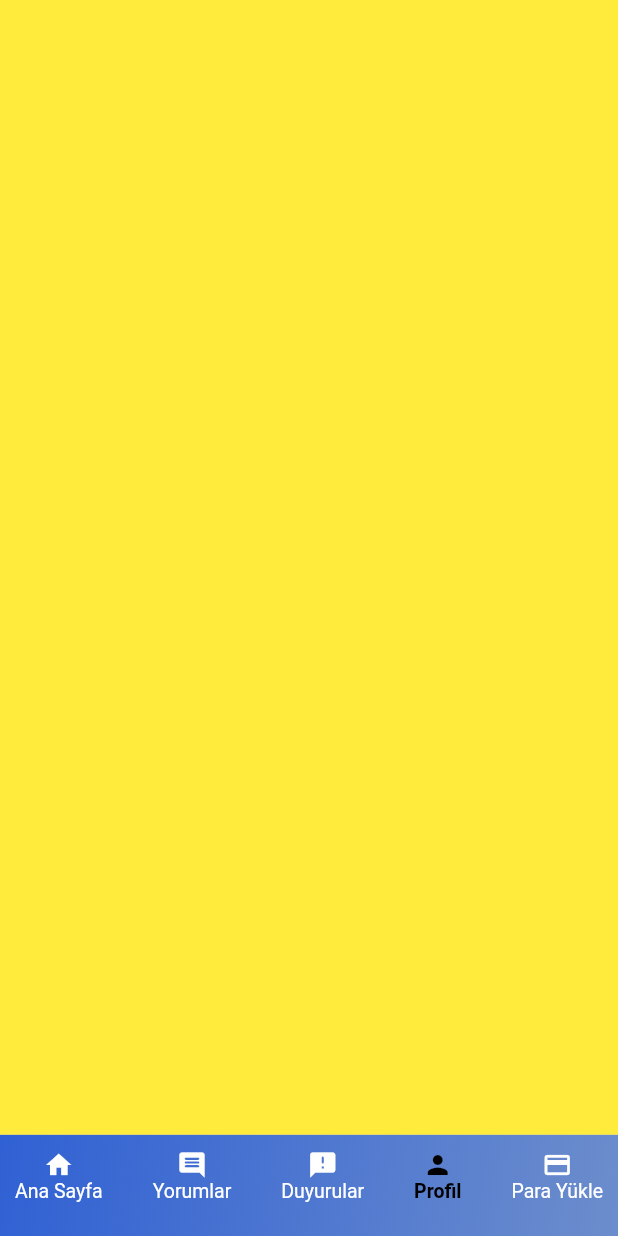
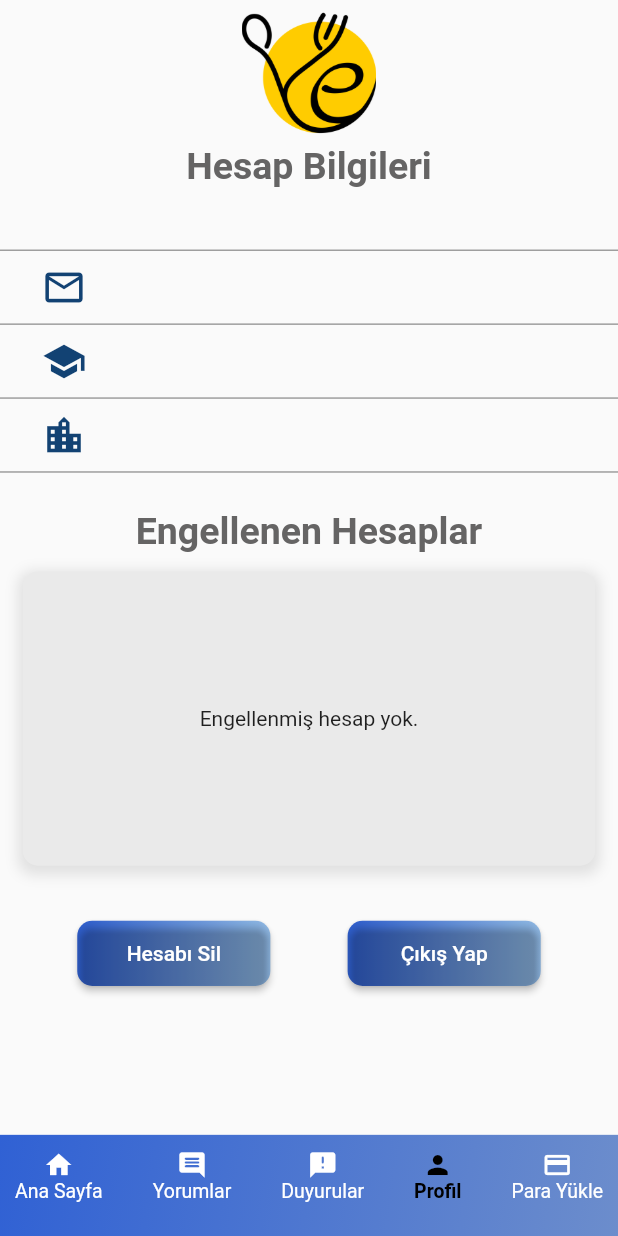
Before and after one commit to diksed/yeye, a Flutter app: the screen it shows once a user with an empty profile is signed in, swiped to page 4, on a phone screen of 412 x 824 dp. Run offline on Flutter 3.47's test engine with Material 2 defaults, Android fonts, the phone set to English and light mode, and no system bars; our stand-ins replace cloud_firestore, firebase_auth, firebase_core, flutter_rating_bar, get; accounts and stored records are empty.

Commit message:
ProfileScreen added

```diff
--- a/lib/Constants/app_texts.dart
+++ b/lib/Constants/app_texts.dart
@@ -69,6 +69,7 @@ class AccountActions {
       "Hesabınızı silmek istediğinize emin misiniz?";
   static const String accept = "Kabul ediyorum.";
   static const String userAgreement = "Kullanıcı sözleşmesini";
+  static const String noBlockedAccount = "Engellenmiş hesap yok.";
 }
 
 class WarningMessages {
@@ -116,6 +117,7 @@ class WarningMessages {
   static const String registrationFailed = "Kayıt olma işlemi başarısız oldu.";
   static const String emailAlreadyExists =
       "Bu e-mail adresi zaten kullanılıyor.";
+      static const String noInformation = "Bilgi bulunamadı!";
 }
 
 class TitleMessages {
@@ -142,7 +144,6 @@ class BottomNavBarMessages {
   static const String comments = 'Yorumlar';
   static const String loadMoney = 'Para Yükle';
   static const String announcements = 'Duyurular';
-  static const String logout = 'Çıkış Yap';
   static const String profile = 'Profil';
 }
 
--- a/lib/Screens/Account/VerifyEmail/verify_email_screen.dart
+++ b/lib/Screens/Account/VerifyEmail/verify_email_screen.dart
@@ -5,7 +5,7 @@ import 'package:yeye/Constants/app_texts.dart';
 import 'package:yeye/Screens/Account/VerifyEmail/verify_email_controller.dart';
 import 'package:yeye/Screens/Account/Widgets/Buttons/login_register_button.dart';
 import 'package:yeye/Screens/Account/Widgets/TextFields/check_spam_text.dart';
-import 'package:yeye/Screens/Menu/menu_screen.dart';
+import 'package:yeye/Widgets/BottomNavBar/bottom_nav_bar.dart';
 
 import '../../../Common/display_size.dart';
 import '../../../Common/logo_box.dart';
@@ -24,7 +24,7 @@ class _VerifyEmailScreenState extends State<VerifyEmailScreen> {
   @override
   Widget build(BuildContext context) => Obx(
         () => controller.isEmailVerified.value
-            ? const MenuScreen()
+            ? BottomNavBar()
             : Scaffold(
                 resizeToAvoidBottomInset: false,
                 body: SingleChildScrollView(
--- /dev/null
+++ b/lib/Screens/Profile/Widgets/blocked_accounts_builder.dart
@@ -0,0 +1,35 @@
+import 'package:flutter/material.dart';
+import 'package:get/get.dart';
+import 'package:yeye/Constants/app_texts.dart';
+import 'package:yeye/Screens/Comments/Widgets/Comments/comment_email_fixer.dart';
+
+StreamBuilder blockedAccountBuilder(Stream<dynamic>? stream,
+    RxList<String> blockedAccounts, Function unblockAccount) {
+  return StreamBuilder(
+    stream: stream,
+    builder: (context, snapshot) {
+      if (!snapshot.hasData) {
+        return Image.asset(AppTexts.loadingImage);
+      } else {
+        if (blockedAccounts.isEmpty) {
+          return const Center(child: Text(AccountActions.noBlockedAccount));
+        } else {
+          return ListView.builder(
+            itemCount: blockedAccounts.length,
+            itemBuilder: (context, index) {
+              return ListTile(
+                iconColor: Colors.green,
+                title: Text(shortenEmail(blockedAccounts[index])),
+                trailing: IconButton(
+                    onPressed: () async {
+                      unblockAccount(index);
+                    },
+                    icon: const Icon(Icons.lock_open_outlined)),
+              );
+            },
+          );
+        }
+      }
+    },
+  );
+}
--- /dev/null
+++ b/lib/Screens/Profile/Widgets/profile_info_builder.dart
@@ -0,0 +1,22 @@
+import 'package:flutter/material.dart';
+import 'package:yeye/Constants/app_texts.dart';
+
+import 'profile_info_row.dart';
+
+StreamBuilder<dynamic> profileInfoStreamBuilder(
+    Stream<dynamic>? stream, IconData icon, String info) {
+  return StreamBuilder<dynamic>(
+    stream: stream,
+    builder: (context, snapshot) {
+      if (snapshot.hasData) {
+        return profileInfoRow(snapshot.data[info], icon);
+      } else if (snapshot.connectionState == ConnectionState.waiting) {
+        return const Center(
+            child: SizedBox(
+                height: 30, child: Center(child: CircularProgressIndicator())));
+      } else {
+        return const Text(WarningMessages.noInformation);
+      }
+    },
+  );
+}
--- /dev/null
+++ b/lib/Screens/Profile/profile_screen.dart
@@ -0,0 +1,85 @@
+import 'package:flutter/material.dart';
+import 'package:get/get.dart';
+import 'package:yeye/Common/box_decorations.dart';
+import 'package:yeye/Common/logo_box.dart';
+import 'package:yeye/Common/text_styles.dart';
+import 'package:yeye/Constants/app_colors.dart';
+import 'package:yeye/Constants/app_texts.dart';
+import 'package:yeye/Screens/Account/Widgets/Buttons/login_register_button.dart';
+import 'package:yeye/Screens/Comments/Widgets/MakeComment/line_in_comment_card.dart';
+import 'package:yeye/Screens/Profile/Widgets/profile_info_builder.dart';
+import 'package:yeye/Screens/Profile/profile_controller.dart';
+
+import '../../Widgets/AlertDialog/alert_dialogs.dart';
+import 'Widgets/blocked_accounts_builder.dart';
+
+class ProfileScreen extends StatefulWidget {
+  const ProfileScreen({super.key});
+
+  @override
+  State<ProfileScreen> createState() => _ProfileScreenState();
+}
+
+class _ProfileScreenState extends State<ProfileScreen> {
+  final ProfileController controller = Get.put(ProfileController());
+
+  @override
+  void initState() {
+    super.initState();
+    controller.fetchProfileData();
+  }
+
+  @override
+  Widget build(BuildContext context) {
+    return SafeArea(
+        child: Scaffold(
+      body: Column(
+        children: [
+          LogoSizedBox(height: Get.height / 3, width: Get.height / 3),
+          Text(TitleMessages.accountInfo, style: titleTextStyle()),
+          SizedBox(height: Get.height / 20),
+          LineInCommentCard(color: Colors.grey, width: Get.width),
+          profileInfoStreamBuilder(controller.profileData.stream,
+              Icons.mail_outline_outlined, 'email'),
+          LineInCommentCard(color: Colors.grey, width: Get.width),
+          profileInfoStreamBuilder(
+              controller.profileData.stream, Icons.school, 'university'),
+          LineInCommentCard(color: Colors.grey, width: Get.width),
+          profileInfoStreamBuilder(
+              controller.profileData.stream, Icons.location_city, 'campus'),
+          LineInCommentCard(color: Colors.grey, width: Get.width),
+          SizedBox(height: Get.height / 33.6),
+          Text(TitleMessages.blockedAccounts, style: titleTextStyle()),
+          SizedBox(height: Get.height / 67.2),
+          Container(
+              decoration: customBoxDecoration(
+                  10, AppColors.cardColor, Colors.black, 0.1),
+              height: Get.height / 4.2,
+              width: Get.width / 1.08,
+              child: blockedAccountBuilder(controller.profileData.stream,
+                  controller.blockedAccounts, controller.unblockAccount)),
+          SizedBox(height: Get.height / 22.4),
+          Row(
+            mainAxisAlignment: MainAxisAlignment.spaceEvenly,
+            children: [
+              LoginRegisterButton(
+                  onPressed: () {
+                    deleteAccountAlertDialog();
+                  },
+                  height: Get.height / 19,
+                  width: Get.width / 3.2,
+                  child: const Text(AccountActions.deleteAccount)),
+              LoginRegisterButton(
+                  onPressed: () {
+                    logoutAlertDialog();
+                  },
+                  height: Get.height / 19,
+                  width: Get.width / 3.2,
+                  child: const Text(AccountActions.logout)),
+            ],
+          )
+        ],
+      ),
+    ));
+  }
+}
--- a/lib/Widgets/BottomNavBar/bottom_nav_bar_controller.dart
+++ b/lib/Widgets/BottomNavBar/bottom_nav_bar_controller.dart
@@ -3,6 +3,7 @@ import 'package:get/get.dart';
 import 'package:yeye/Screens/Announcement/announcement_screen.dart';
 import 'package:yeye/Screens/Comments/comments_screen.dart';
 import 'package:yeye/Screens/Menu/menu_screen.dart';
+import 'package:yeye/Screens/Profile/profile_screen.dart';
 import 'package:yeye/Service/firebase.dart';
 
 class BottomNavBarController extends GetxController {
@@ -14,7 +15,7 @@ class BottomNavBarController extends GetxController {
     const MenuScreen(),
     const CommentsScreen(),
     const AnnouncementScreen(),
-    Container(color: Colors.yellow),
+    const ProfileScreen()
   ];
 
   void goToTab(int page) {
```
Also changed, not shown: lib/Models/delete_user_model.dart (added, +27 -0 lines), lib/Screens/Profile/Widgets/profile_info_row.dart (added, +28 -0 lines), lib/Screens/Profile/delete_user_controller.dart (added, +35 -0 lines), lib/Screens/Profile/profile_controller.dart (added, +37 -0 lines), lib/Widgets/AlertDialog/alert_dialogs.dart (added, +56 -0 lines), lib/Widgets/AlertDialog/custom_alert_dialog.dart (added, +43 -0 lines).
